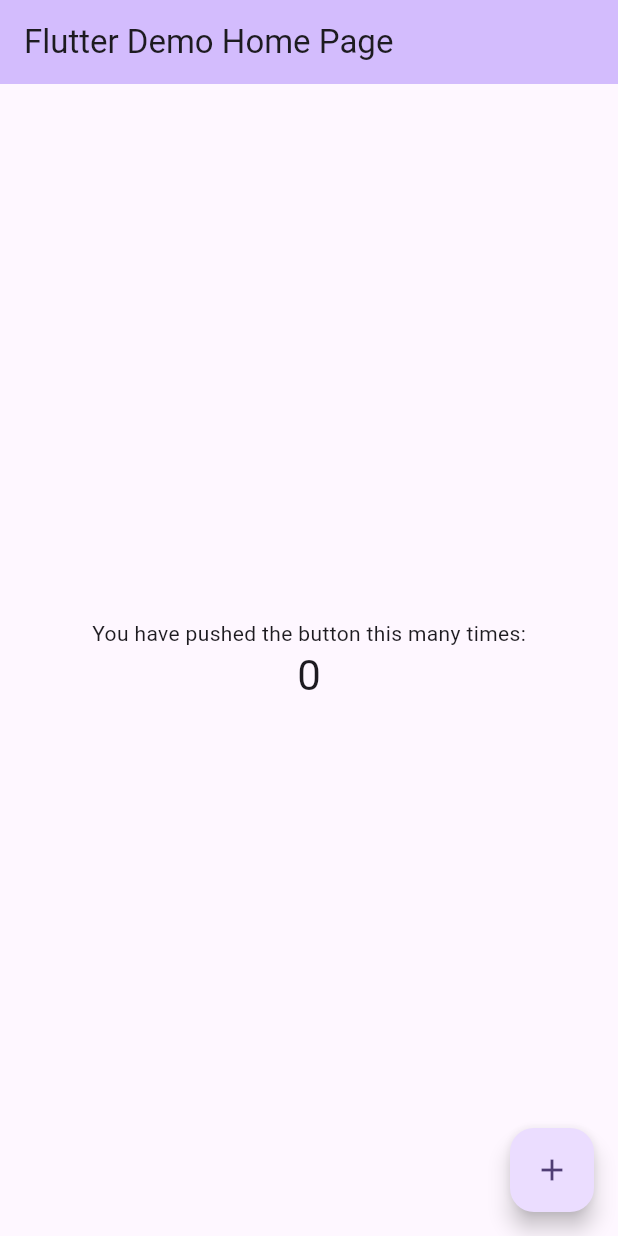
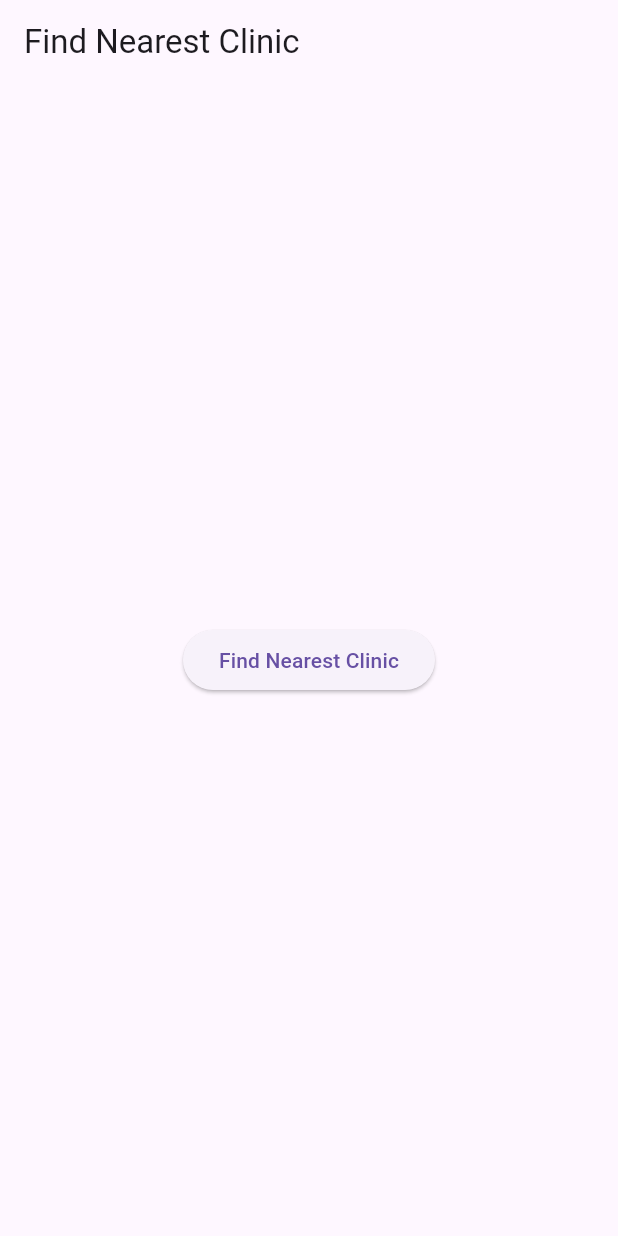
Before and after one commit to oatmeal2211/BumpToBaby, a Flutter app: the screen it shows after launch, on a phone screen of 412 x 824 dp. Run offline on Flutter 3.47's test engine with Material 3 defaults, Android fonts, the phone set to English and light mode, and no system bars; our stand-ins replace geolocator, google_maps_flutter.

Commit message:
update map file

```diff
--- /dev/null
+++ b/bumptobaby/lib/data/clinic_list.dart
@@ -0,0 +1,7 @@
+import '../models/clinic.dart';
+
+final List<Clinic> clinics = [
+  Clinic(name: 'City Health Clinic', latitude: 3.139, longitude: 101.6869),
+  Clinic(name: 'Metro Clinic', latitude: 3.1412, longitude: 101.6958),
+  Clinic(name: 'FamilyCare Clinic', latitude: 3.1452, longitude: 101.6920),
+];
--- a/bumptobaby/lib/main.dart
+++ b/bumptobaby/lib/main.dart
@@ -1,36 +1,43 @@
 import 'package:flutter/material.dart';
+import 'package:bumptobaby/screens/nearest_clinic_screen.dart';
 
 void main() {
   runApp(const MyApp());
 }
 
 class MyApp extends StatelessWidget {
-  const MyApp({super.key});
+  const MyApp({Key? key}) : super(key: key);
 
-  // This widget is the root of your application.
   @override
   Widget build(BuildContext context) {
     return MaterialApp(
-      title: 'Flutter Demo',
+      title: 'Find Nearest Clinic',
       theme: ThemeData(
-        // This is the theme of your application.
-        //
-        // TRY THIS: Try running your application with "flutter run". You'll see
-        // the application has a purple toolbar. Then, without quitting the app,
-        // try changing the seedColor in the colorScheme below to Colors.green
-        // and then invoke "hot reload" (save your changes or press the "hot
-        // reload" button in a Flutter-supported IDE, or press "r" if you used
-        // the command line to start the app).
-        //
-        // Notice that the counter didn't reset back to zero; the application
-        // state is not lost during the reload. To reset the state, use hot
-        // restart instead.
-        //
-        // This works for code too, not just values: Most code changes can be
-        // tested with just a hot reload.
-        colorScheme: ColorScheme.fromSeed(seedColor: Colors.deepPurple),
+        primarySwatch: Colors.blue,
       ),
-      home: const MyHomePage(title: 'Flutter Demo Home Page'),
+      home: const HomePage(), // Your homepage widget
+    );
+  }
+}
+
+class HomePage extends StatelessWidget {
+  const HomePage({Key? key}) : super(key: key);
+
+  @override
+  Widget build(BuildContext context) {
+    return Scaffold(
+      appBar: AppBar(title: const Text('Find Nearest Clinic')),
+      body: Center(
+        child: ElevatedButton(
+          onPressed: () {
+            Navigator.push(
+              context,
+              MaterialPageRoute(builder: (context) => const NearestClinicMapScreen()),
+            );
+          },
+          child: const Text('Find Nearest Clinic'),
+        ),
+      ),
     );
   }
 }
--- /dev/null
+++ b/bumptobaby/lib/models/clinic.dart
@@ -0,0 +1,11 @@
+class Clinic {
+  final String name;
+  final double latitude;
+  final double longitude;
+
+  Clinic({
+    required this.name,
+    required this.latitude,
+    required this.longitude,
+  });
+}
--- /dev/null
+++ b/bumptobaby/lib/services/clinic_service.dart
@@ -0,0 +1,26 @@
+import 'package:geolocator/geolocator.dart';
+import '../models/clinic.dart';
+import '../data/clinic_list.dart';
+
+class ClinicService {
+  Clinic? findNearestClinic(Position userPosition) {
+    Clinic? nearest;
+    double shortestDistance = double.infinity;
+
+    for (var clinic in clinics) {
+      double distance = Geolocator.distanceBetween(
+        userPosition.latitude,
+        userPosition.longitude,
+        clinic.latitude,
+        clinic.longitude,
+      );
+
+      if (distance < shortestDistance) {
+        shortestDistance = distance;
+        nearest = clinic;
+      }
+    }
+
+    return nearest;
+  }
+}
--- a/bumptobaby/pubspec.yaml
+++ b/bumptobaby/pubspec.yaml
@@ -34,7 +34,10 @@ dependencies:
   # The following adds the Cupertino Icons font to your application.
   # Use with the CupertinoIcons class for iOS style icons.
   cupertino_icons: ^1.0.8
-
+  geolocator: ^10.1.0
+  http: ^1.2.1
+  url_launcher: ^6.2.5
+  google_maps_flutter: ^2.6.0
 dev_dependencies:
   flutter_test:
     sdk: flutter
```
Also changed, not shown: bumptobaby/lib/screens/nearest_clinic_screen.dart (added, +164 -0 lines), bumptobaby/lib/services/location_service.dart (added, +26 -0 lines), bumptobaby/lib/services/places_service.dart (added, +69 -0 lines), bumptobaby/lib/widgets/clinic_details_sheet.dart (added, +97 -0 lines), 2 other files.
